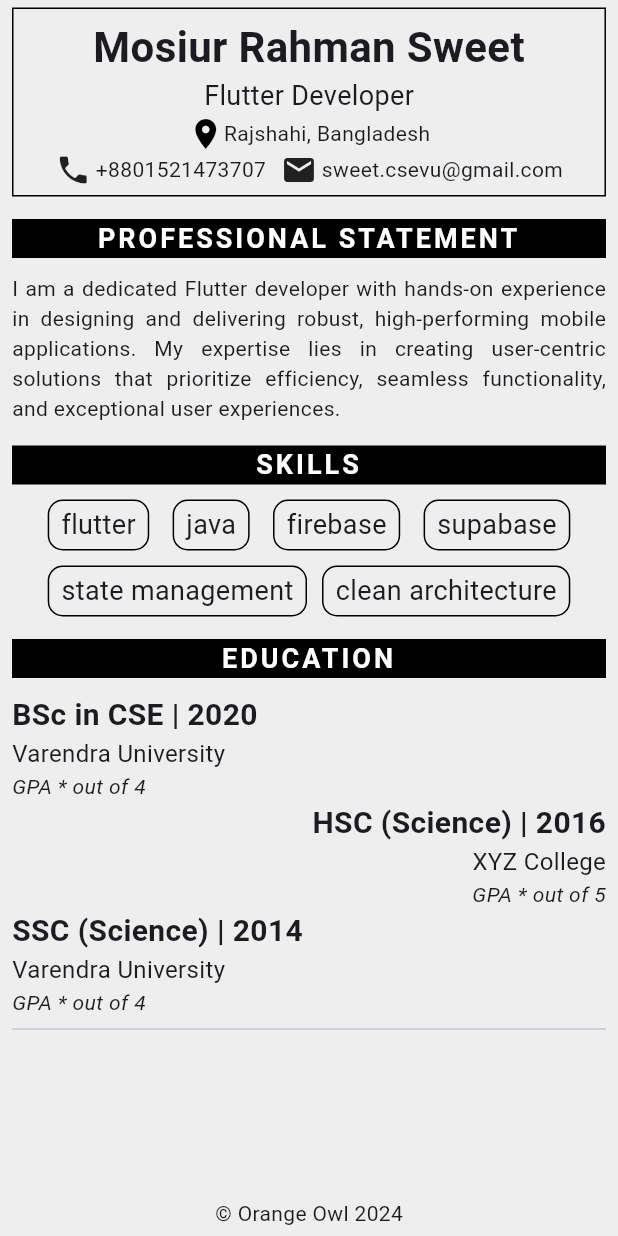
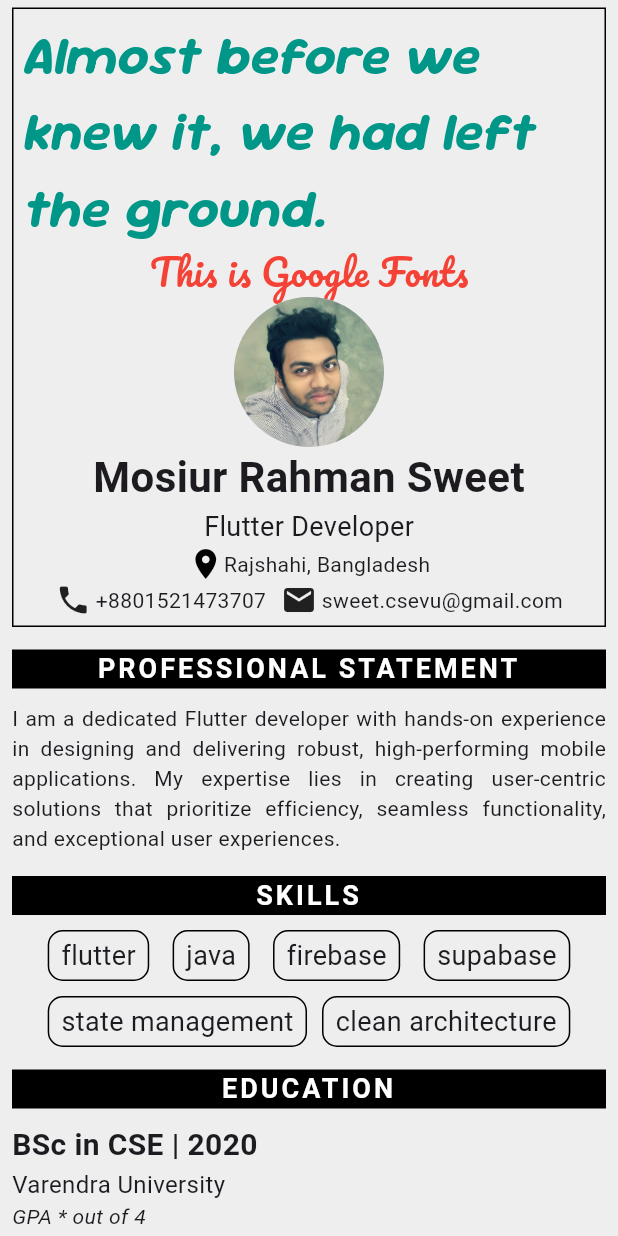
Before and after one commit to orange-owl-academy/pilot_program, a Flutter app: the screen it shows after launch, on a phone screen of 412 x 824 dp. Run offline on Flutter 3.47's test engine with Material 3 defaults, Android fonts, the light colour scheme and no system bars; our stand-ins replace google_fonts.

Commit message:
Flutter Class #3

```diff
--- a/lib/main.dart
+++ b/lib/main.dart
@@ -1,4 +1,5 @@
 import 'package:flutter/material.dart';
+import 'package:google_fonts/google_fonts.dart';
 
 void main() {
   runApp(const MyApp());
@@ -6,6 +7,7 @@ void main() {
 
 class MyApp extends StatelessWidget {
   const MyApp({super.key});
+
   @override
   Widget build(BuildContext context) {
     return MaterialApp(
@@ -14,6 +16,7 @@ class MyApp extends StatelessWidget {
         body: SafeArea(
           child: Padding(
             padding: const EdgeInsets.symmetric(horizontal: 8),
+            child: SingleChildScrollView(
               child: Column(
                 crossAxisAlignment: CrossAxisAlignment.center,
                 children: [
@@ -24,8 +27,31 @@ class MyApp extends StatelessWidget {
                     decoration: BoxDecoration(
                       border: Border.all(),
                     ),
-                  child: const Column(
+                    child:  Column(
                       children: [
+                        // Image.asset('assets/images/profile_picture.jpg',
+                        //   width: 100,
+                        //   height: 100,
+                        // ),
+                        Text(
+                          'Almost before we knew it, we had left the ground.',
+                          style: TextStyle(
+                            fontFamily: 'Sour Gummy',
+                            fontSize: 36.0,
+                            color: Colors.teal,
+                            fontWeight: FontWeight.bold,
+                          ),
+                        ),
+                        Text(
+                          'This is Google Fonts',
+                          style: GoogleFonts.pacifico(
+                              fontSize: 24, color: Colors.red),
+                        ),
+                        CircleAvatar(
+                          backgroundImage:
+                              AssetImage('assets/images/profile_picture.jpg'),
+                          radius: 50,
+                        ),
                         Text(
                           "Mosiur Rahman Sweet",
                           style: TextStyle(
@@ -60,7 +86,9 @@ class MyApp extends StatelessWidget {
                             SizedBox(width: 10),
                             Icon(Icons.email),
                             SizedBox(width: 3),
-                          Text("sweet.csevu@gmail.com"),
+                            Text(
+                              "sweet.csevu@gmail.com",
+                            ),
                           ],
                         ),
                       ],
@@ -114,7 +142,6 @@ class MyApp extends StatelessWidget {
                     CrossAxisAlignment.start,
                   ),
                   const Divider(),
-                const Spacer(),
                   const Text("© Orange Owl 2024"),
                   const SizedBox(height: 5),
                 ],
@@ -122,10 +149,12 @@ class MyApp extends StatelessWidget {
             ),
           ),
         ),
+      ),
     );
   }
 
-  SizedBox education(String degree, int year, String institute, String grade, CrossAxisAlignment alignment) {
+  SizedBox education(String degree, int year, String institute, String grade,
+      CrossAxisAlignment alignment) {
     return SizedBox(
       width: double.infinity,
       child: Column(
```
Also changed, not shown: pubspec.yaml (+8 -0 lines), assets/fonts/custom_font.ttf (added), assets/images/profile_picture.jpg (added), pubspec.lock, 3 other files. Lines whose indentation alone changed are shown as unchanged.
